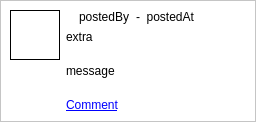
Before: the Qt Designer form ui/PostItem.ui in dmzdev/stance, drawn with Qt 5.
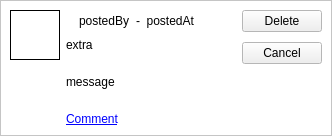
After: the same form once the commit is applied.

What changed in the file:
```diff
--- a/ui/PostItem.ui
+++ b/ui/PostItem.ui
@@ -6,8 +6,8 @@
    <rect>
     <x>0</x>
     <y>0</y>
-    <width>256</width>
-    <height>122</height>
+    <width>332</width>
+    <height>136</height>
    </rect>
   </property>
   <property name="sizePolicy">
@@ -241,6 +241,20 @@
         </property>
        </widget>
       </item>
+      <item row="2" column="2">
+       <widget class="QPushButton" name="cancelButton">
+        <property name="text">
+         <string>Cancel</string>
+        </property>
+       </widget>
+      </item>
+      <item row="1" column="2">
+       <widget class="QPushButton" name="closeButton">
+        <property name="text">
+         <string>Delete</string>
+        </property>
+       </widget>
+      </item>
      </layout>
     </widget>
    </item>
```
